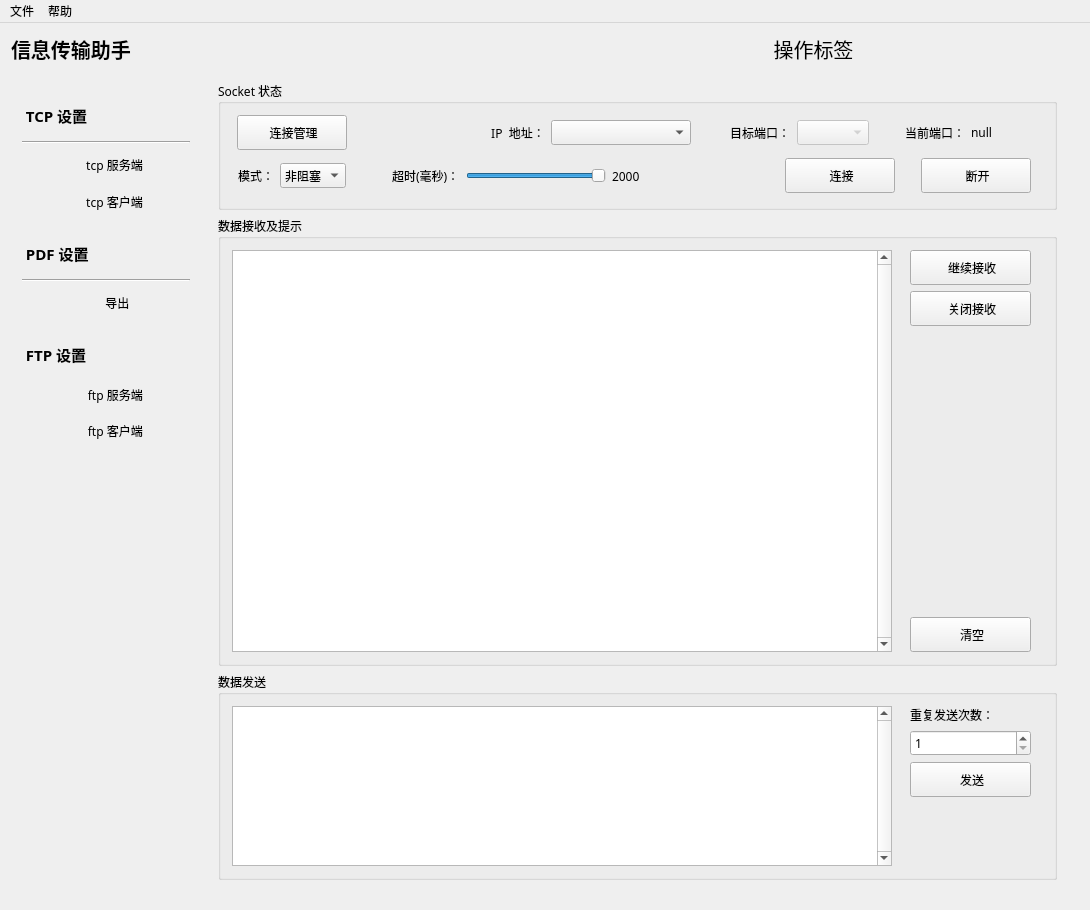
Old version of the form ExportScannerInfo/ExportScannerInfo.ui in the repository 2782694792/InfoTransAssistant.
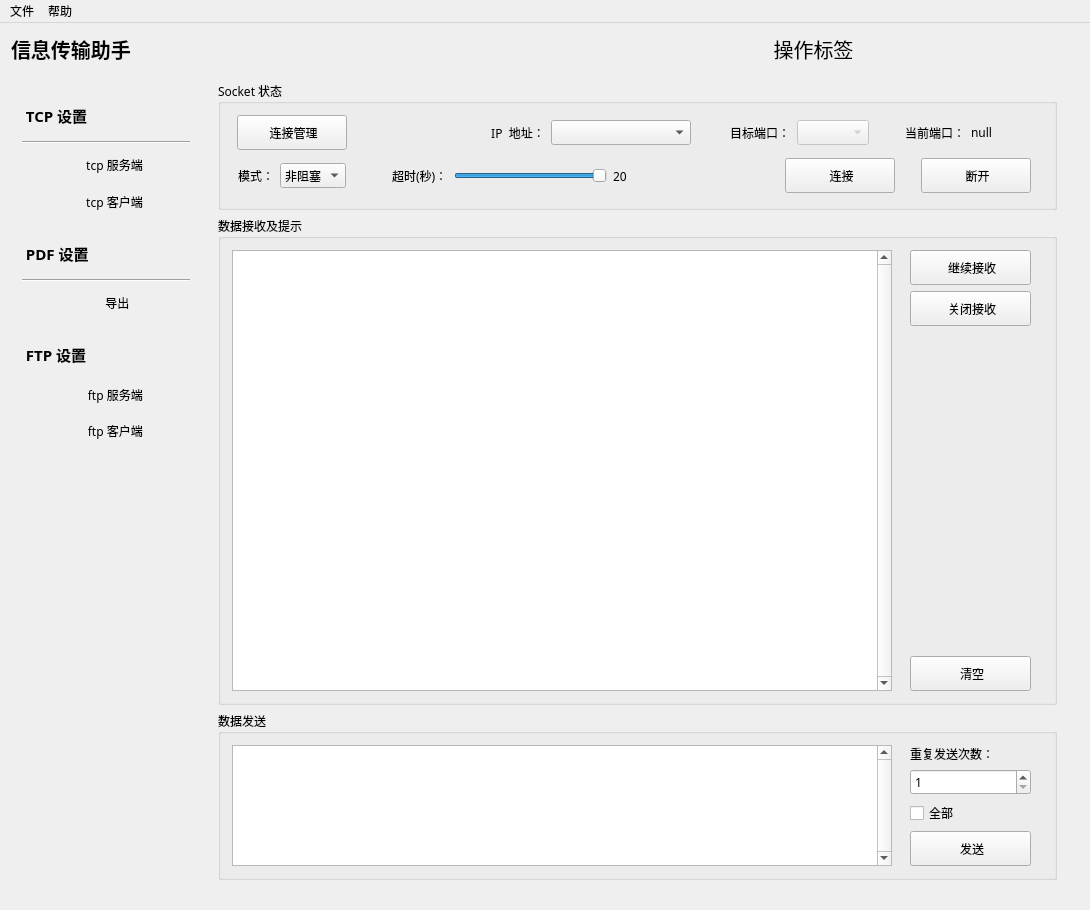
New version of the form. The open tabs and pages were chosen to show the change. Icons and pictures are not drawn. Custom widgets are drawn as their Qt base class.

Commit message: fetch / fix - 新增连接管理右键菜单、全部客户端发送；修复已连接客户端管理、valarray 管理提示、日志整理

```diff
--- a/ExportScannerInfo/ExportScannerInfo.ui
+++ b/ExportScannerInfo/ExportScannerInfo.ui
@@ -2212,7 +2212,7 @@
                     <item>
                      <widget class="QLabel" name="label_10">
                       <property name="text">
-                       <string>超时(毫秒)：</string>
+                       <string>超时(秒)：</string>
                       </property>
                       <property name="buddy">
                        <cstring>HS_TCPC_CONNECT_TIMEOUT</cstring>
@@ -2222,10 +2222,10 @@
                     <item>
                      <widget class="QSlider" name="HS_TCPC_CONNECT_TIMEOUT">
                       <property name="maximum">
-                       <number>2000</number>
+                       <number>20</number>
                       </property>
                       <property name="value">
-                       <number>2000</number>
+                       <number>20</number>
                       </property>
                       <property name="orientation">
                        <enum>Qt::Horizontal</enum>
@@ -2235,7 +2235,7 @@
                     <item>
                      <widget class="QLabel" name="label_14">
                       <property name="text">
-                       <string>2000</string>
+                       <string>20</string>
                       </property>
                      </widget>
                     </item>
@@ -2533,8 +2533,17 @@
                       <property name="rightMargin">
                        <number>12</number>
                       </property>
+                      <property name="bottomMargin">
+                       <number>0</number>
+                      </property>
                       <item>
                        <widget class="QLabel" name="label_16">
+                        <property name="sizePolicy">
+                         <sizepolicy hsizetype="Preferred" vsizetype="Fixed">
+                          <horstretch>0</horstretch>
+                          <verstretch>0</verstretch>
+                         </sizepolicy>
+                        </property>
                         <property name="text">
                          <string>重复发送次数：</string>
                         </property>
@@ -2556,6 +2565,13 @@
                         </property>
                        </widget>
                       </item>
+                      <item>
+                       <widget class="QCheckBox" name="CHB_TCPC_ALL_SERVER">
+                        <property name="text">
+                         <string>全部</string>
+                        </property>
+                       </widget>
+                      </item>
                       <item>
                        <widget class="QPushButton" name="PB_TCPC_SEND">
                         <property name="sizePolicy">
@@ -2581,22 +2597,6 @@
                         </property>
                        </widget>
                       </item>
-                      <item>
-                       <spacer name="verticalSpacer_11">
-                        <property name="orientation">
-                         <enum>Qt::Vertical</enum>
-                        </property>
-                        <property name="sizeType">
-                         <enum>QSizePolicy::Expanding</enum>
-                        </property>
-                        <property name="sizeHint" stdset="0">
-                         <size>
-                          <width>40</width>
-                          <height>20</height>
-                         </size>
-                        </property>
-                       </spacer>
-                      </item>
                      </layout>
                     </item>
                    </layout>
```
Left out of the diff: 6 changed lines with no effect on the pictures. The commit also changes 19 other files.
